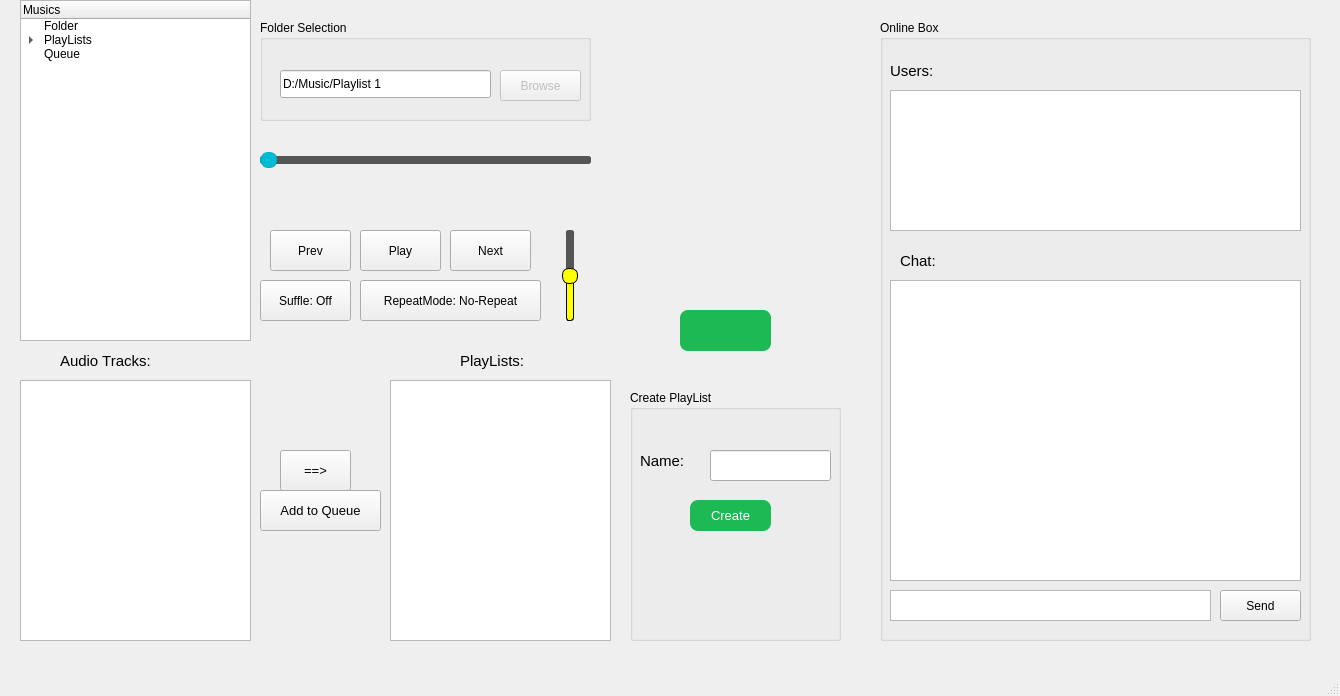
Before: the Qt Designer form MusicRoom/musicroom.ui in Mamad-MD/JukeBox-MusicPlayer-, drawn with Qt 5.
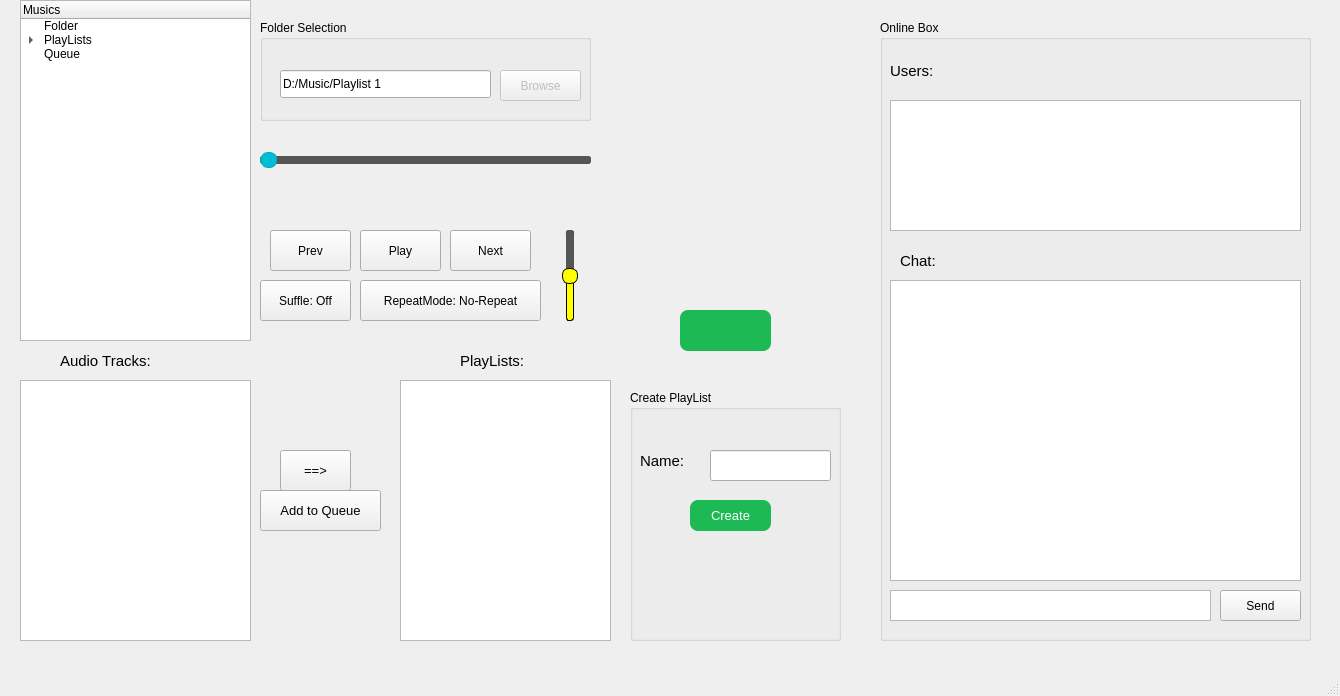
After: the same form once the commit is applied. Custom widgets are drawn as their Qt base class.

The edit to the form file:
```diff
--- a/MusicRoom/musicroom.ui
+++ b/MusicRoom/musicroom.ui
@@ -263,9 +263,9 @@
    <widget class="QListView" name="ListView_PlayLists">
     <property name="geometry">
      <rect>
-      <x>390</x>
+      <x>400</x>
       <y>380</y>
-      <width>221</width>
+      <width>211</width>
       <height>261</height>
      </rect>
     </property>
@@ -567,9 +567,9 @@
      <property name="geometry">
       <rect>
        <x>10</x>
-       <y>70</y>
+       <y>80</y>
        <width>411</width>
-       <height>141</height>
+       <height>131</height>
       </rect>
      </property>
      <property name="editTriggers">
```
Left out of the diff: 2 changed lines with no effect on the pictures.
